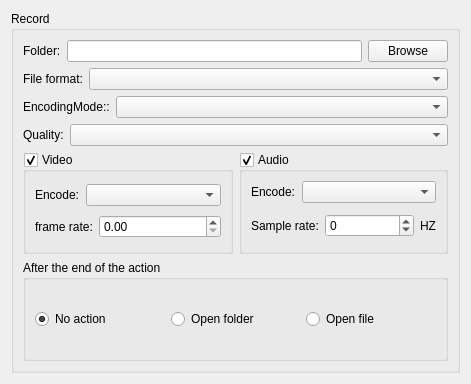
First picture: the form in Src/ParameterCompone/ParameterRecordUI.ui, repository KangLin/RabbitRemoteControl, before the edit.
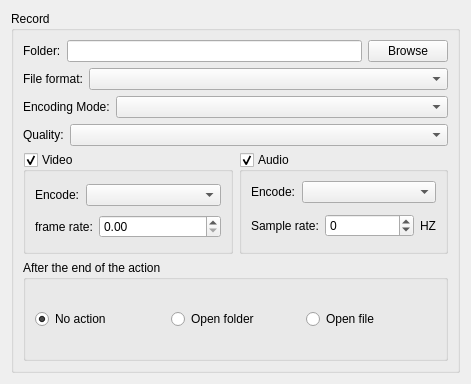
Second picture: the form after the edit.

```diff
--- a/Src/ParameterCompone/ParameterRecordUI.ui
+++ b/Src/ParameterCompone/ParameterRecordUI.ui
@@ -70,7 +70,7 @@
         <item>
          <widget class="QLabel" name="label_9">
           <property name="text">
-           <string>EncodingMode::</string>
+           <string>Encoding Mode:</string>
           </property>
          </widget>
         </item>
```
